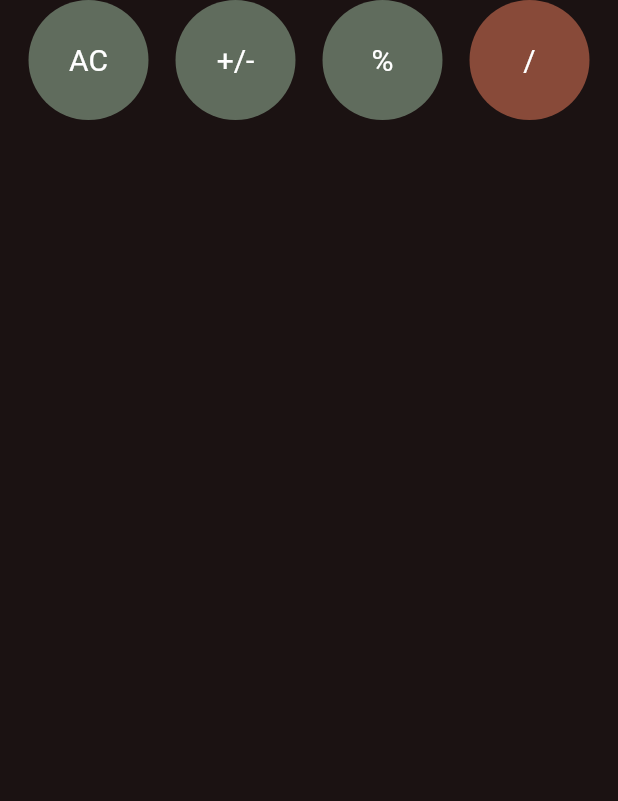
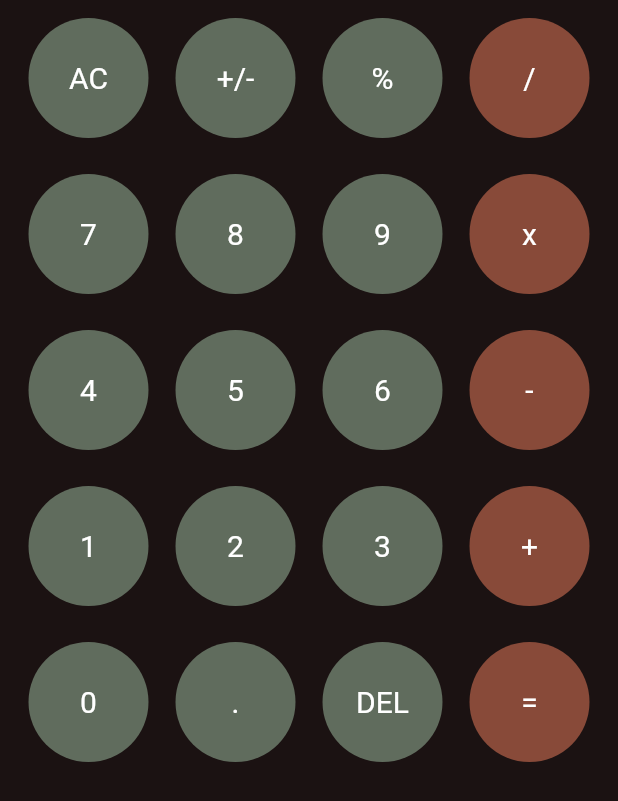
Before and after one commit to ehteshamawan1/calculator-flutter, a Flutter app: the screen it shows after launch, on a phone screen of 412 x 824 dp. Shown: the top 801 px of the screen. Run offline on Flutter 3.47's test engine with Material 2 defaults, Android fonts, the phone set to English and light mode, and no system bars.

```diff
--- a/lib/components/my_button.dart
+++ b/lib/components/my_button.dart
@@ -3,14 +3,23 @@ import 'package:flutter/material.dart';
 class MyButton extends StatelessWidget {
   final String title;
   final Color color;
-  const MyButton({super.key, required this.title, this.color = const Color(0xff606C5D)});
+  final VoidCallback onPress;
+  const MyButton(
+      {super.key,
+      required this.title,
+      this.color = const Color(0xff606C5D),
+      required this.onPress});
 
   @override
   Widget build(BuildContext context) {
     return Expanded(
+      child: Padding(
+        padding: const EdgeInsets.symmetric(vertical: 12),
+        child: InkWell(
+          onTap: onPress,
           child: Container(
             height: 80,
-        decoration:  BoxDecoration(
+            decoration: BoxDecoration(
               shape: BoxShape.circle,
               color: color,
             ),
@@ -21,6 +30,8 @@ class MyButton extends StatelessWidget {
               ),
             ),
           ),
+        ),
+      ),
     );
   }
 }
--- a/lib/home_screen.dart
+++ b/lib/home_screen.dart
@@ -9,23 +9,107 @@ class HomeScreen extends StatefulWidget {
 }
 
 class _HomeScreenState extends State<HomeScreen> {
+  var userInput = '';
+  var answer = '';
   @override
   Widget build(BuildContext context) {
-    return const Directionality(
+    return Directionality(
       textDirection: TextDirection.ltr,
       child: Scaffold(
-        backgroundColor: Color(0xff1B1212),
+        backgroundColor: const Color(0xff1B1212),
         body: SafeArea(
           child: Padding(
-            padding: EdgeInsets.symmetric(horizontal: 10),
+            padding: const EdgeInsets.symmetric(horizontal: 10),
+            child: Expanded(
               child: Column(
+                children: [
+                  Column(
                     children: [
                       Row(
                         children: [
-                    MyButton(title: 'AC',),
-                    MyButton(title: '+/-',),
-                    MyButton(title: '%',),
-                    MyButton(title: '/', color: Color(0xff884A39),),
+                          MyButton(
+                            title: 'AC',
+                            onPress: () {},
+                          ),
+                          MyButton(
+                            title: '+/-',
+                            onPress: () {},
+                          ),
+                          MyButton(title: '%', onPress: () {}),
+                          MyButton(
+                              title: '/',
+                              color: const Color(0xff884A39),
+                              onPress: () {}),
+                        ],
+                      ),
+                      Row(
+                        children: [
+                          MyButton(
+                            title: '7',
+                            onPress: () {},
+                          ),
+                          MyButton(
+                            title: '8',
+                            onPress: () {},
+                          ),
+                          MyButton(title: '9', onPress: () {}),
+                          MyButton(
+                              title: 'x',
+                              color: const Color(0xff884A39),
+                              onPress: () {}),
+                        ],
+                      ),
+                      Row(
+                        children: [
+                          MyButton(
+                            title: '4',
+                            onPress: () {},
+                          ),
+                          MyButton(
+                            title: '5',
+                            onPress: () {},
+                          ),
+                          MyButton(title: '6', onPress: () {}),
+                          MyButton(
+                              title: '-',
+                              color: const Color(0xff884A39),
+                              onPress: () {}),
+                        ],
+                      ),
+                      Row(
+                        children: [
+                          MyButton(
+                            title: '1',
+                            onPress: () {},
+                          ),
+                          MyButton(
+                            title: '2',
+                            onPress: () {},
+                          ),
+                          MyButton(title: '3', onPress: () {}),
+                          MyButton(
+                              title: '+',
+                              color: const Color(0xff884A39),
+                              onPress: () {}),
+                        ],
+                      ),
+                      Row(
+                        children: [
+                          MyButton(
+                            title: '0',
+                            onPress: () {},
+                          ),
+                          MyButton(
+                            title: '.',
+                            onPress: () {},
+                          ),
+                          MyButton(title: 'DEL', onPress: () {}),
+                          MyButton(
+                              title: '=',
+                              color: const Color(0xff884A39),
+                              onPress: () {}),
+                        ],
+                      ),
                     ],
                   ),
                 ],
@@ -33,6 +117,7 @@ class _HomeScreenState extends State<HomeScreen> {
             ),
           ),
         ),
+      ),
     );
   }
 }
```
Lines whose indentation alone changed are shown as unchanged.
